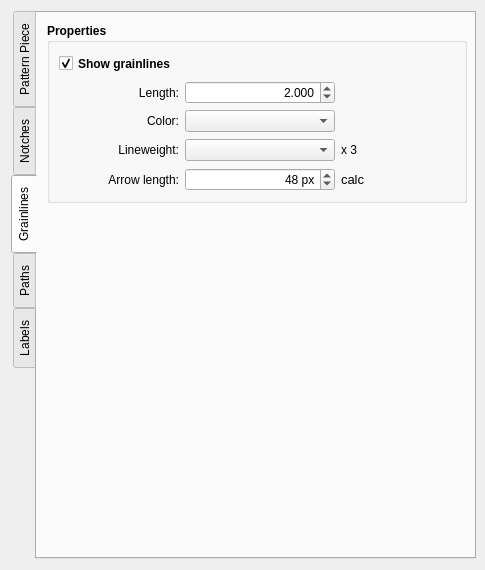
The window that src/app/seamly2d/dialogs/configpages/preferencespatternpage.ui (FashionFreedom/Seamly2D) describes before a commit, drawn with Qt 5.
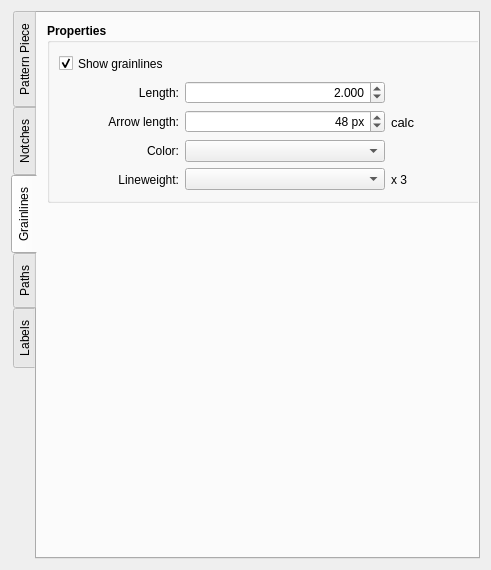
The same window after the commit. The open tabs and pages were chosen to show the change. Icons and pictures are not drawn. Custom widgets are drawn as their Qt base class.

Commit message: fix grainline arrow formulas

```diff
--- a/src/app/seamly2d/dialogs/configpages/preferencespatternpage.ui
+++ b/src/app/seamly2d/dialogs/configpages/preferencespatternpage.ui
@@ -6,7 +6,7 @@
    <rect>
     <x>0</x>
     <y>0</y>
-    <width>485</width>
+    <width>491</width>
     <height>570</height>
    </rect>
   </property>
@@ -300,11 +300,9 @@
          <property name="title">
           <string>Attributes</string>
          </property>
-         <layout class="QVBoxLayout" name="verticalLayout_14">
-          <item>
            <layout class="QVBoxLayout" name="verticalLayout_5">
             <item>
-             <layout class="QHBoxLayout" name="horizontalLayout_4">
+           <layout class="QHBoxLayout" name="notchType_horizontalLayout">
               <item>
                <widget class="QLabel" name="defaultNotchType_Label">
                 <property name="minimumSize">
@@ -629,8 +627,6 @@
              </layout>
             </item>
            </layout>
-          </item>
-         </layout>
         </widget>
        </item>
        <item>
@@ -663,7 +659,7 @@
         <rect>
          <x>10</x>
          <y>10</y>
-         <width>420</width>
+         <width>464</width>
          <height>180</height>
         </rect>
        </property>
@@ -675,7 +671,7 @@
        </property>
        <property name="minimumSize">
         <size>
-         <width>420</width>
+         <width>0</width>
          <height>180</height>
         </size>
        </property>
@@ -694,9 +690,9 @@
        <property name="title">
         <string>Properties</string>
        </property>
-       <layout class="QVBoxLayout" name="verticalLayout_20">
+       <layout class="QVBoxLayout" name="verticalLayout_14">
         <item>
-         <layout class="QVBoxLayout" name="verticalLayout_21">
+         <layout class="QHBoxLayout" name="horizontalLayout_4">
           <item>
            <widget class="QCheckBox" name="showGrainlines_CheckBox">
             <property name="sizePolicy">
@@ -708,7 +704,7 @@
             <property name="font">
              <font>
               <pointsize>9</pointsize>
-              <bold>true</bold>
+              <bold>false</bold>
              </font>
             </property>
             <property name="toolTip">
@@ -722,10 +718,23 @@
             </property>
            </widget>
           </item>
+          <item>
+           <spacer name="horizontalSpacer_27">
+            <property name="orientation">
+             <enum>Qt::Horizontal</enum>
+            </property>
+            <property name="sizeHint" stdset="0">
+             <size>
+              <width>40</width>
+              <height>20</height>
+             </size>
+            </property>
+           </spacer>
+          </item>
          </layout>
         </item>
         <item>
-         <layout class="QHBoxLayout" name="horizontalLayout_8">
+         <layout class="QHBoxLayout" name="length_horizontalLayout">
           <item>
            <widget class="QLabel" name="grainlineLength_Label">
             <property name="sizePolicy">
@@ -770,7 +779,7 @@
             </property>
             <property name="minimumSize">
              <size>
-              <width>150</width>
+              <width>200</width>
               <height>20</height>
              </size>
             </property>
@@ -825,166 +834,7 @@
          </layout>
         </item>
         <item>
-         <layout class="QHBoxLayout" name="horizontalLayout_21">
-          <item>
-           <widget class="QLabel" name="grainlineColor_Label">
-            <property name="minimumSize">
-             <size>
-              <width>120</width>
-              <height>0</height>
-             </size>
-            </property>
-            <property name="maximumSize">
-             <size>
-              <width>120</width>
-              <height>16777215</height>
-             </size>
-            </property>
-            <property name="font">
-             <font>
-              <pointsize>9</pointsize>
-              <bold>false</bold>
-             </font>
-            </property>
-            <property name="text">
-             <string>Color:</string>
-            </property>
-            <property name="alignment">
-             <set>Qt::AlignRight|Qt::AlignTrailing|Qt::AlignVCenter</set>
-            </property>
-           </widget>
-          </item>
-          <item>
-           <widget class="ColorComboBox" name="defaultGrainlineColor_ComboBox">
-            <property name="sizePolicy">
-             <sizepolicy hsizetype="Expanding" vsizetype="Fixed">
-              <horstretch>0</horstretch>
-              <verstretch>0</verstretch>
-             </sizepolicy>
-            </property>
-            <property name="minimumSize">
-             <size>
-              <width>150</width>
-              <height>20</height>
-             </size>
-            </property>
-            <property name="font">
-             <font>
-              <pointsize>9</pointsize>
-              <bold>false</bold>
-             </font>
-            </property>
-            <property name="styleSheet">
-             <string notr="true"/>
-            </property>
-           </widget>
-          </item>
-          <item>
-           <spacer name="horizontalSpacer_21">
-            <property name="orientation">
-             <enum>Qt::Horizontal</enum>
-            </property>
-            <property name="sizeHint" stdset="0">
-             <size>
-              <width>160</width>
-              <height>15</height>
-             </size>
-            </property>
-           </spacer>
-          </item>
-         </layout>
-        </item>
-        <item>
-         <layout class="QHBoxLayout" name="horizontalLayout_22">
-          <item>
-           <widget class="QLabel" name="grainlinelLineweight_Label">
-            <property name="minimumSize">
-             <size>
-              <width>120</width>
-              <height>0</height>
-             </size>
-            </property>
-            <property name="maximumSize">
-             <size>
-              <width>120</width>
-              <height>16777215</height>
-             </size>
-            </property>
-            <property name="font">
-             <font>
-              <pointsize>9</pointsize>
-              <bold>false</bold>
-             </font>
-            </property>
-            <property name="text">
-             <string>Lineweight:</string>
-            </property>
-            <property name="alignment">
-             <set>Qt::AlignRight|Qt::AlignTrailing|Qt::AlignVCenter</set>
-            </property>
-           </widget>
-          </item>
-          <item>
-           <widget class="LineWeightComboBox" name="defaultGrainlineLineweight_ComboBox">
-            <property name="sizePolicy">
-             <sizepolicy hsizetype="Expanding" vsizetype="Fixed">
-              <horstretch>0</horstretch>
-              <verstretch>0</verstretch>
-             </sizepolicy>
-            </property>
-            <property name="minimumSize">
-             <size>
-              <width>150</width>
-              <height>20</height>
-             </size>
-            </property>
-            <property name="maximumSize">
-             <size>
-              <width>16777215</width>
-              <height>16777215</height>
-             </size>
-            </property>
-            <property name="font">
-             <font>
-              <pointsize>9</pointsize>
-              <bold>false</bold>
-             </font>
-            </property>
-            <property name="styleSheet">
-             <string notr="true"/>
-            </property>
-           </widget>
-          </item>
-          <item>
-           <widget class="QLabel" name="label_2">
-            <property name="font">
-             <font>
-              <pointsize>9</pointsize>
-              <bold>false</bold>
-             </font>
-            </property>
-            <property name="text">
-             <string>x 3</string>
-            </property>
-           </widget>
-          </item>
-          <item>
-           <spacer name="horizontalSpacer_22">
-            <property name="orientation">
-             <enum>Qt::Horizontal</enum>
-            </property>
-            <property name="sizeHint" stdset="0">
-             <size>
-              <width>40</width>
-              <height>20</height>
-             </size>
-            </property>
-           </spacer>
-          </item>
-         </layout>
-        </item>
-        <item>
-         <layout class="QHBoxLayout" name="horizontalLayout_26">
+         <layout class="QHBoxLayout" name="arrowLength_horizontalLayout">
           <item>
            <widget class="QLabel" name="defaultArrowLength_Label">
             <property name="minimumSize">
@@ -1015,9 +865,15 @@
           </item>
           <item>
            <widget class="QDoubleSpinBox" name="defaultArrowLength_DoubleSpinBox">
+            <property name="sizePolicy">
+             <sizepolicy hsizetype="Preferred" vsizetype="Fixed">
+              <horstretch>0</horstretch>
+              <verstretch>0</verstretch>
+             </sizepolicy>
+            </property>
             <property name="minimumSize">
              <size>
-              <width>150</width>
+              <width>200</width>
               <height>20</height>
              </size>
             </property>
@@ -1078,6 +934,165 @@
           </item>
          </layout>
         </item>
+        <item>
+         <layout class="QHBoxLayout" name="color_horizontalLayout">
+          <item>
+           <widget class="QLabel" name="grainlineColor_Label">
+            <property name="minimumSize">
+             <size>
+              <width>120</width>
+              <height>0</height>
+             </size>
+            </property>
+            <property name="maximumSize">
+             <size>
+              <width>120</width>
+              <height>16777215</height>
+             </size>
+            </property>
+            <property name="font">
+             <font>
+              <pointsize>9</pointsize>
+              <bold>false</bold>
+             </font>
+            </property>
+            <property name="text">
+             <string>Color:</string>
+            </property>
+            <property name="alignment">
+             <set>Qt::AlignRight|Qt::AlignTrailing|Qt::AlignVCenter</set>
+            </property>
+           </widget>
+          </item>
+          <item>
+           <widget class="ColorComboBox" name="defaultGrainlineColor_ComboBox">
+            <property name="sizePolicy">
+             <sizepolicy hsizetype="Preferred" vsizetype="Fixed">
+              <horstretch>0</horstretch>
+              <verstretch>0</verstretch>
+             </sizepolicy>
+            </property>
+            <property name="minimumSize">
+             <size>
+              <width>200</width>
+              <height>20</height>
+             </size>
+            </property>
+            <property name="font">
+             <font>
+              <pointsize>9</pointsize>
+              <bold>false</bold>
+             </font>
+            </property>
+            <property name="styleSheet">
+             <string notr="true"/>
+            </property>
+           </widget>
+          </item>
+          <item>
+           <spacer name="horizontalSpacer_21">
+            <property name="orientation">
+             <enum>Qt::Horizontal</enum>
+            </property>
+            <property name="sizeHint" stdset="0">
+             <size>
+              <width>160</width>
+              <height>15</height>
+             </size>
+            </property>
+           </spacer>
+          </item>
+         </layout>
+        </item>
+        <item>
+         <layout class="QHBoxLayout" name="lineweight_horizontalLayout">
+          <item>
+           <widget class="QLabel" name="grainlinelLineweight_Label">
+            <property name="minimumSize">
+             <size>
+              <width>120</width>
+              <height>0</height>
+             </size>
+            </property>
+            <property name="maximumSize">
+             <size>
+              <width>120</width>
+              <height>16777215</height>
+             </size>
+            </property>
+            <property name="font">
+             <font>
+              <pointsize>9</pointsize>
+              <bold>false</bold>
+             </font>
+            </property>
+            <property name="text">
+             <string>Lineweight:</string>
+            </property>
+            <property name="alignment">
+             <set>Qt::AlignRight|Qt::AlignTrailing|Qt::AlignVCenter</set>
+            </property>
+           </widget>
+          </item>
+          <item>
+           <widget class="LineWeightComboBox" name="defaultGrainlineLineweight_ComboBox">
+            <property name="sizePolicy">
+             <sizepolicy hsizetype="Preferred" vsizetype="Fixed">
+              <horstretch>0</horstretch>
+              <verstretch>0</verstretch>
+             </sizepolicy>
+            </property>
+            <property name="minimumSize">
+             <size>
+              <width>200</width>
+              <height>20</height>
+             </size>
+            </property>
+            <property name="maximumSize">
+             <size>
+              <width>16777215</width>
+              <height>16777215</height>
+             </size>
+            </property>
+            <property name="font">
+             <font>
+              <pointsize>9</pointsize>
+              <bold>false</bold>
+             </font>
+            </property>
+            <property name="styleSheet">
+             <string notr="true"/>
+            </property>
+           </widget>
+          </item>
+          <item>
+           <widget class="QLabel" name="label_2">
+            <property name="font">
+             <font>
+              <pointsize>9</pointsize>
+              <bold>false</bold>
+             </font>
+            </property>
+            <property name="text">
+             <string>x 3</string>
+            </property>
+           </widget>
+          </item>
+          <item>
+           <spacer name="horizontalSpacer_22">
+            <property name="orientation">
+             <enum>Qt::Horizontal</enum>
+            </property>
+            <property name="sizeHint" stdset="0">
+             <size>
+              <width>40</width>
+              <height>20</height>
+             </size>
+            </property>
+           </spacer>
+          </item>
+         </layout>
+        </item>
        </layout>
       </widget>
      </widget>
```
Left out of the diff: 50 changed lines with no effect on the pictures. Lines whose indentation alone changed are shown as unchanged. The commit also changes 5 other files.
